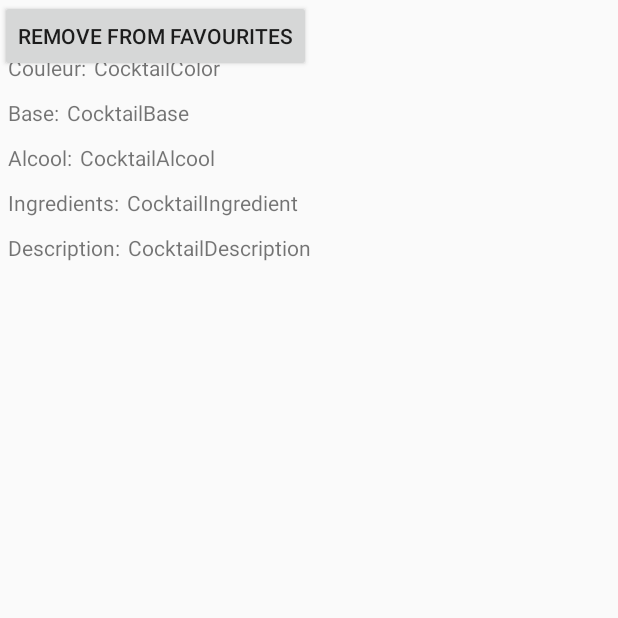
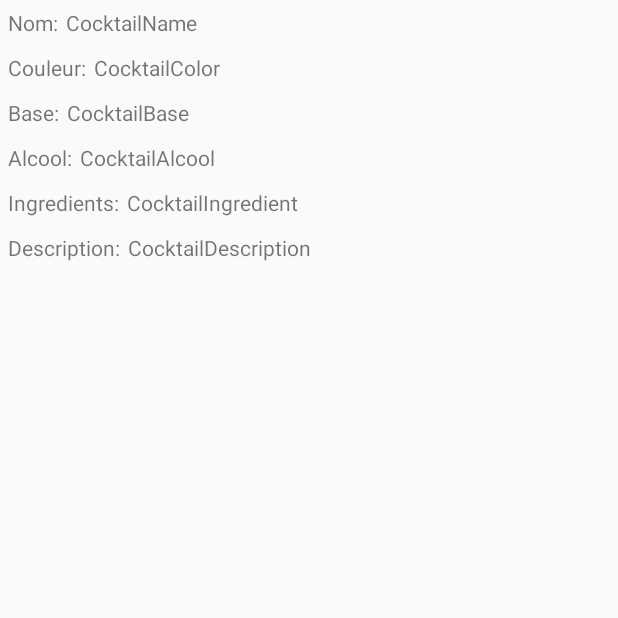
Before and after one commit to Dranaxele/Cock_Tail, an Android app: the ViewCocktailActivity screen opened directly, with no data from a screen before it, on a phone screen of 412 x 824 dp, the top half of it. Run offline under Robolectric (Android 15) with nearby library versions, the phone set to English and light mode, and no system bars; libraries missing offline, so code that uses them is left out: org.springframework.http; 5 statements that could not run were skipped.

Commit message:
Updated ViewCocktailActivity

```diff
--- a/app/src/main/java/com/ingesup/cocktail/activity/ViewCocktailActivity.java
+++ b/app/src/main/java/com/ingesup/cocktail/activity/ViewCocktailActivity.java
@@ -64,6 +64,15 @@ public class ViewCocktailActivity extends Activity {
 		this.cocktailDescriptionTextView.setText(cocktail.getDescription());
 
 		this.removeFromFavouriteButton = (Button) findViewById(R.id.removeFromFavouritesButton);
+
+		if (CocktailServiceFactory.instance(context).findFavourites().contains(cocktail)) {
+			this.removeFromFavouriteButton.setEnabled(true);
+			this.removeFromFavouriteButton.setVisibility(View.VISIBLE);
+		} else {
+			this.removeFromFavouriteButton.setEnabled(false);
+			this.removeFromFavouriteButton.setVisibility(View.INVISIBLE);
+		}
+
 		this.removeFromFavouriteButton.setText(R.string.removeFromFavourite);
 		this.removeFromFavouriteButton.setOnClickListener(new View.OnClickListener() {
 
```
